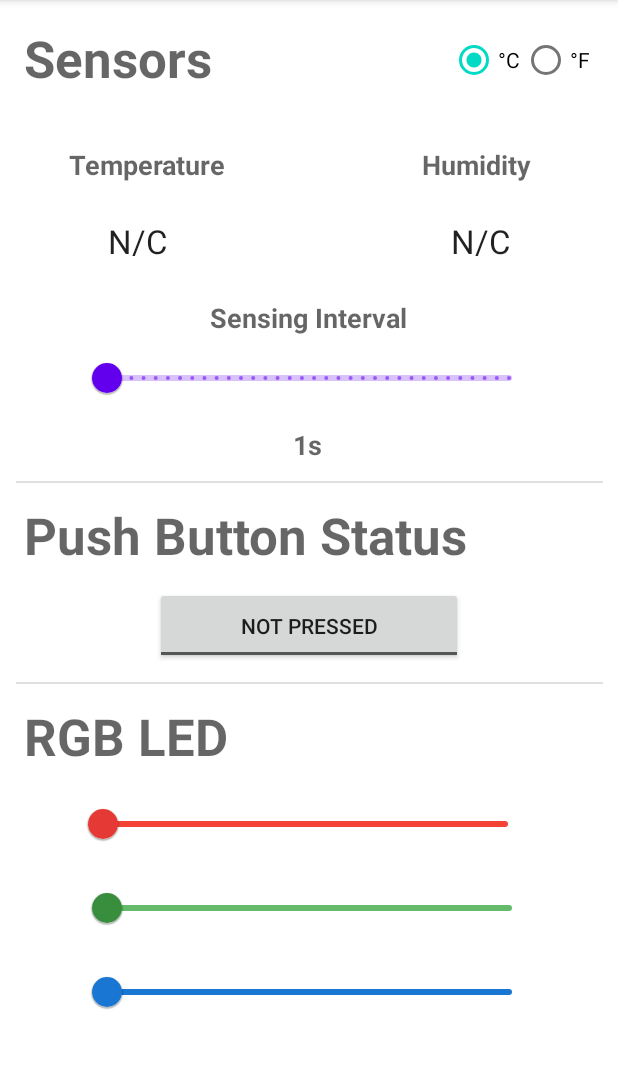
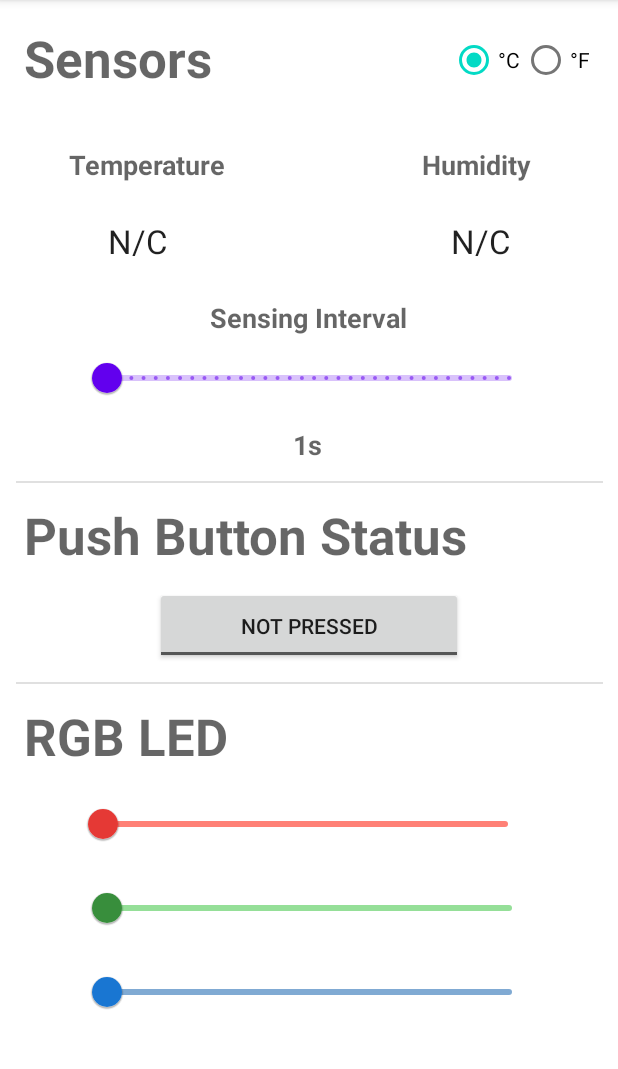
Before and after one commit to atharvalele/ece558_proj2_mqtt, an Android app: the screen it shows after launch (MainActivity), on a phone screen of 412 x 824 dp, the part 84-1153 px from its top. Run offline under Robolectric (Android 15) with nearby library versions, the phone set to English and light mode, and no system bars; libraries missing offline, so code that uses them is left out: org.eclipse.paho; 3 statements that could not run were skipped.

Commit message:
androidApp: fix slider inactive track color

```diff
--- a/AndroidApp/app/src/main/res/layout/activity_main.xml
+++ b/AndroidApp/app/src/main/res/layout/activity_main.xml
@@ -207,7 +207,7 @@
         app:thumbColor="#E53935"
         app:tickColorInactive="#F44336"
         app:trackColorActive="#F44336"
-        app:trackColorInactive="#F44336" />
+        app:trackColorInactive="#FF8076" />
 
     <com.google.android.material.slider.Slider
         android:id="@+id/blueLedSlider"
@@ -224,7 +224,7 @@
         app:thumbColor="#1976D2"
         app:tickColorInactive="#1976D2"
         app:trackColorActive="#1976D2"
-        app:trackColorInactive="#1976D2" />
+        app:trackColorInactive="#80AAD3" />
 
     <com.google.android.material.slider.Slider
         android:id="@+id/greenLedSlider"
@@ -241,6 +241,6 @@
         app:thumbColor="#388E3C"
         app:tickColorInactive="#4CAF50"
         app:trackColorActive="#4CAF50"
-        app:trackColorInactive="#66BB6A" />
+        app:trackColorInactive="#95DF98" />
 
 </androidx.constraintlayout.widget.ConstraintLayout>
```
